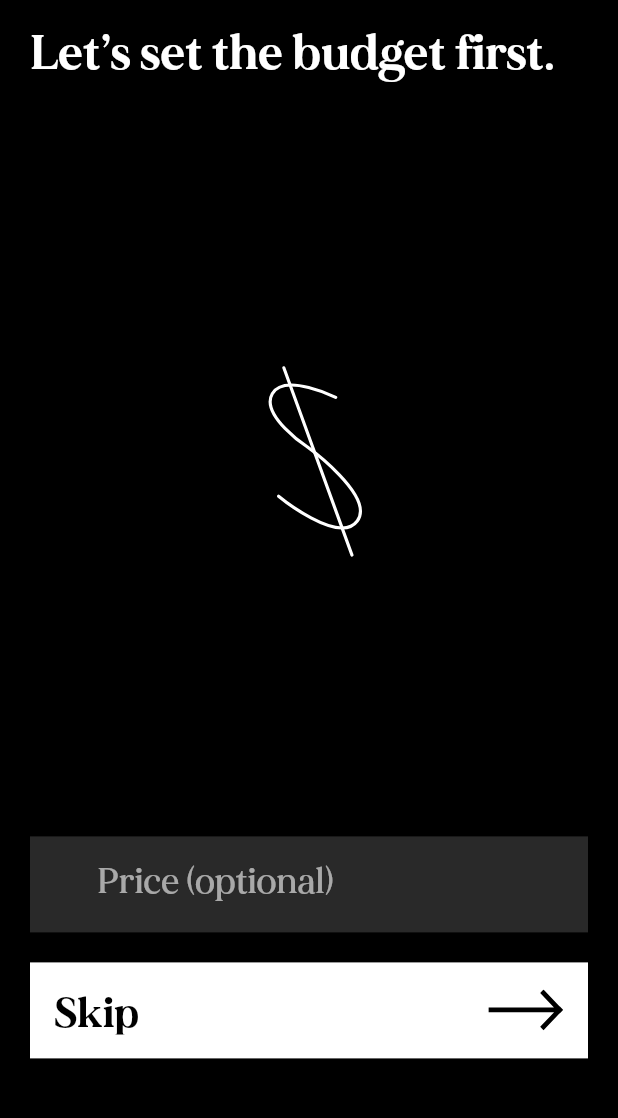
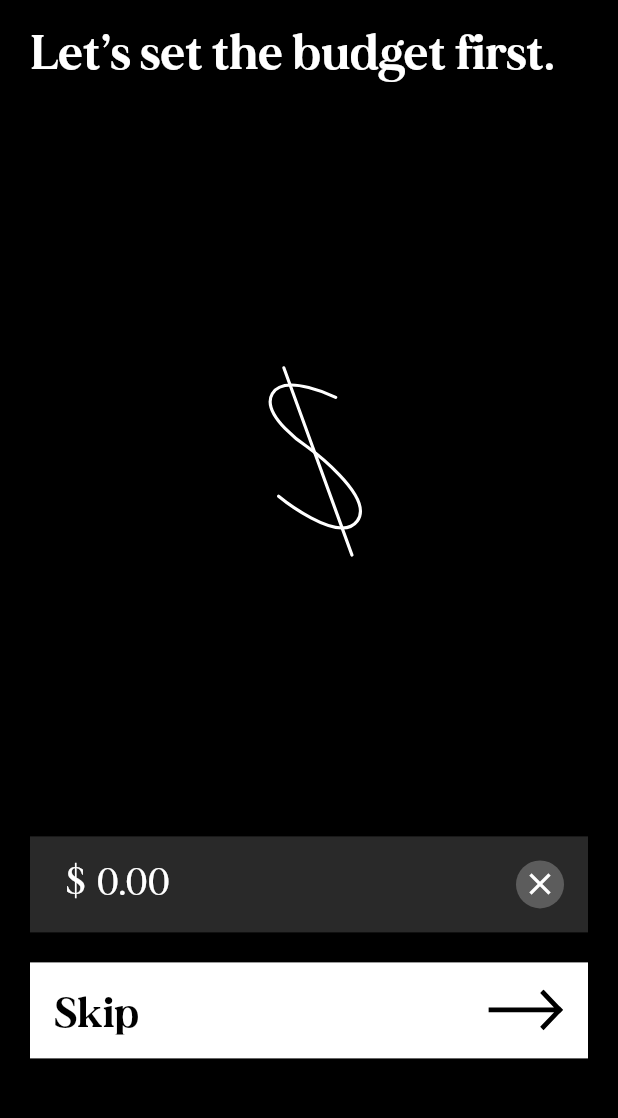
Before and after one commit to alisuetal/alisu.giffty, a Flutter app: the screen it shows after launch, after a tap on "Start", on a phone screen of 412 x 824 dp, the part 114-1232 px from its top. Run offline on Flutter 3.47's test engine with Material 2 defaults, Android fonts, the phone set to English and light mode, and no system bars; our stand-ins replace flutter_svg; missing offline and left inert: easy_mask.

Commit message:
[COMPONENTS]: [*] TextField anchor function improved; [*] TextField init state won't cause a warning to be thrown anymore; [*] TextField init value improved;
[MODELS]:
[+] Event price get;

[SCREENS]:
[*] Responsivity improved;
[*] Alignment fixed;
[*] ChangeNotifierProvider added;

[UTILS]:
[+] Price formatting function;

```diff
--- a/lib/components/text_field.dart
+++ b/lib/components/text_field.dart
@@ -4,7 +4,7 @@ import 'package:flutter/material.dart';
 class TextFieldWidget extends StatefulWidget {
   final String? text;
   final int type;
-  final Function anchor;
+  final void Function(String price) anchor;
 
   const TextFieldWidget({
     Key? key,
@@ -22,6 +22,13 @@ class _TextFieldWidgetState extends State<TextFieldWidget> {
 
   @override
   void initState() {
+    switch (widget.type) {
+      case 1:
+        _textController.text = widget.text ?? "0.00";
+        break;
+      default:
+        _textController.text = widget.text ?? "";
+    }
     _textController.addListener(() {
       widget.anchor(_textController.text);
     });
@@ -98,7 +105,7 @@ class _TextFieldWidgetState extends State<TextFieldWidget> {
             style: Theme.of(context).textTheme.headline5,
             cursorColor: Colors.white,
           ),
-          if (widget.text != null && widget.text != "" && widget.text != "0,00")
+          if (_textController.text != "" && _textController.text != "0,00")
             Row(
               mainAxisAlignment: MainAxisAlignment.end,
               children: [
--- a/lib/main.dart
+++ b/lib/main.dart
@@ -1,9 +1,11 @@
 import 'package:flutter/material.dart';
 import 'package:flutter/services.dart';
+import 'package:giffty_flutter/models/event.dart';
 import 'package:giffty_flutter/screens/event_details_page.dart';
 import 'package:giffty_flutter/screens/home_screen.dart';
 import 'package:giffty_flutter/utils/app_routes.dart';
 import 'package:giffty_flutter/utils/palette.dart';
+import 'package:provider/provider.dart';
 
 void main() {
   SystemChrome.setSystemUIOverlayStyle(
@@ -23,7 +25,9 @@ class MyApp extends StatelessWidget {
   // This widget is the root of your application.
   @override
   Widget build(BuildContext context) {
-    return MaterialApp(
+    return ChangeNotifierProvider(
+      create: (_) => Event(),
+      child: MaterialApp(
         title: 'Giffty',
         theme: ThemeData(
           fontFamily: "Mirage",
@@ -62,8 +66,10 @@ class MyApp extends StatelessWidget {
         debugShowCheckedModeBanner: false,
         initialRoute: AppRoutes.HOME,
         routes: {
-        AppRoutes.EVENT_DETAILS: (context) => const EventDetailsPage(),
+          AppRoutes.EVENT_DETAILS: (context) => EventDetailsPage(
+              initialPrice: Provider.of<Event>(context, listen: false).price),
         },
+      ),
     );
   }
 }
--- a/lib/models/event.dart
+++ b/lib/models/event.dart
@@ -11,6 +11,10 @@ class Event with ChangeNotifier {
 
   int get guestCount {
     return _guests.length;
+  }
+
+  int get price {
+    return _price ?? 0;
   }
 
   List<Guest> get guests {
--- a/lib/screens/event_details_page.dart
+++ b/lib/screens/event_details_page.dart
@@ -1,32 +1,40 @@
+import 'package:easy_mask/easy_mask.dart';
 import 'package:flutter/material.dart';
 import 'package:flutter_svg/flutter_svg.dart';
 import 'package:giffty_flutter/components/button_widget.dart';
 import 'package:giffty_flutter/components/header_widget.dart';
 import 'package:giffty_flutter/components/text_field.dart';
+import 'package:giffty_flutter/models/event.dart';
 import 'package:giffty_flutter/utils/app_routes.dart';
+import 'package:giffty_flutter/utils/tools.dart';
+import 'package:provider/provider.dart';
 
 class EventDetailsPage extends StatefulWidget {
-  const EventDetailsPage({Key? key}) : super(key: key);
+  final int? initialPrice;
+  const EventDetailsPage({Key? key, this.initialPrice}) : super(key: key);
 
   @override
   State<EventDetailsPage> createState() => _EventDetailsPageState();
 }
 
 class _EventDetailsPageState extends State<EventDetailsPage> {
-  String price = "";
+  String price = "0.00";
+
+  @override
+  void initState() {
+    if (widget.initialPrice != null && widget.initialPrice != 0) {
+      price = widget.initialPrice.toString();
+    }
+    super.initState();
+  }
 
   void _nextPage(BuildContext context) {
     Navigator.of(context).pushNamed(AppRoutes.EVENT_DETAILS);
   }
 
-  void _getPrice(String price) {
-    setState(() {
-      this.price = price;
-    });
-  }
-
   @override
   Widget build(BuildContext context) {
+    final event = Provider.of<Event>(context, listen: false);
     return Scaffold(
       backgroundColor: Theme.of(context).colorScheme.primary,
       body: SingleChildScrollView(
@@ -50,10 +58,14 @@ class _EventDetailsPageState extends State<EventDetailsPage> {
                       child: Row(
                         mainAxisAlignment: MainAxisAlignment.start,
                         children: [
-                          Text(
-                            "Let’s set the budget first.",
-                            style: Theme.of(context).textTheme.headline1,
-                            textAlign: TextAlign.justify,
+                          Flexible(
+                            child: Text(
+                              "Let’s set the budget first.",
+                              style: Theme.of(context).textTheme.headline1,
+                              textAlign: TextAlign.justify,
+                              softWrap: true,
+                              overflow: TextOverflow.clip,
+                            ),
                           ),
                         ],
                       ),
@@ -70,15 +82,29 @@ class _EventDetailsPageState extends State<EventDetailsPage> {
                   children: [
                     TextFieldWidget(
                       type: 1,
-                      anchor: (String price) => _getPrice(price),
+                      anchor: (String price) {
+                        setState(() {
+                          this.price = price;
+                        });
+                      },
+                      text: widget.initialPrice != null
+                          ? Tools().formatPrice(widget.initialPrice!)
+                          : null,
                     ),
                     const SizedBox(
                       height: 20,
                     ),
                     ButtonWidget(
-                      text: price.isNotEmpty ? "Start" : "Skip",
+                      text:
+                          (price.isNotEmpty && price != "0" && price != "0.00")
+                              ? "Next"
+                              : "Skip",
                       assetIcon: "assets/imgs/icons/nextIcon.svg",
-                      function: () => _nextPage(context),
+                      function: () {
+                        _nextPage(context);
+                        event.setPrice(int.parse(
+                            price.replaceAll('.', '').replaceAll(",", '')));
+                      },
                       enabled: price.isNotEmpty,
                     ),
                   ],
--- a/lib/screens/home_screen.dart
+++ b/lib/screens/home_screen.dart
@@ -5,6 +5,9 @@ import 'package:giffty_flutter/components/header_widget.dart';
 import 'package:giffty_flutter/utils/app_routes.dart';
 
 class HomeScreen extends StatelessWidget {
+  final String giftIllustration =
+      'assets/imgs/illustrations/giftIllustration.svg';
+  final String nextIcon = 'assets/imgs/icons/nextIcon.svg';
   const HomeScreen({Key? key}) : super(key: key);
 
   void _nextPage(BuildContext context) {
@@ -23,9 +26,11 @@ class HomeScreen extends StatelessWidget {
           bottom: 20,
         ),
         child: Column(
+          crossAxisAlignment: CrossAxisAlignment.start,
           mainAxisAlignment: MainAxisAlignment.spaceBetween,
           children: [
             Column(
+              mainAxisAlignment: MainAxisAlignment.start,
               children: [
                 const HeaderWidget(goBack: false),
                 Padding(
@@ -46,14 +51,20 @@ class HomeScreen extends StatelessWidget {
                 ),
               ],
             ),
-            SvgPicture.asset(
-              "assets/imgs/illustrations/giftIllustration.svg",
-              height: 200,
-              fit: BoxFit.fitWidth,
+            Row(
+              mainAxisAlignment: MainAxisAlignment.center,
+              children: [
+                SvgPicture.asset(
+                  giftIllustration,
+                  height: 200,
+                  fit: BoxFit.fitWidth,
+                  semanticsLabel: 'A 3D gift illustration',
+                ),
+              ],
             ),
             ButtonWidget(
               text: "Start",
-              assetIcon: "assets/imgs/icons/nextIcon.svg",
+              assetIcon: nextIcon,
               function: () => _nextPage(context),
               enabled: true,
             )
--- /dev/null
+++ b/lib/utils/tools.dart
@@ -0,0 +1,20 @@
+class Tools {
+  String formatPrice(int price) {
+    if (price.toString().length < 3) {
+      if (price.toString().length == 1) {
+        return "0.0" + price.toString();
+      } else {
+        return "0." + price.toString();
+      }
+    } else {
+      List<String> i = price.toString().split('').reversed.toList();
+      if (price.toString().length >= 3) {
+        i.insert(2, ".");
+      }
+      if (price.toString().length > 5) {
+        i.insert(6, ",");
+      }
+      return i.reversed.join('').toString();
+    }
+  }
+}
```
Also changed, not shown: 1 other file. Lines whose indentation alone changed are shown as unchanged.
